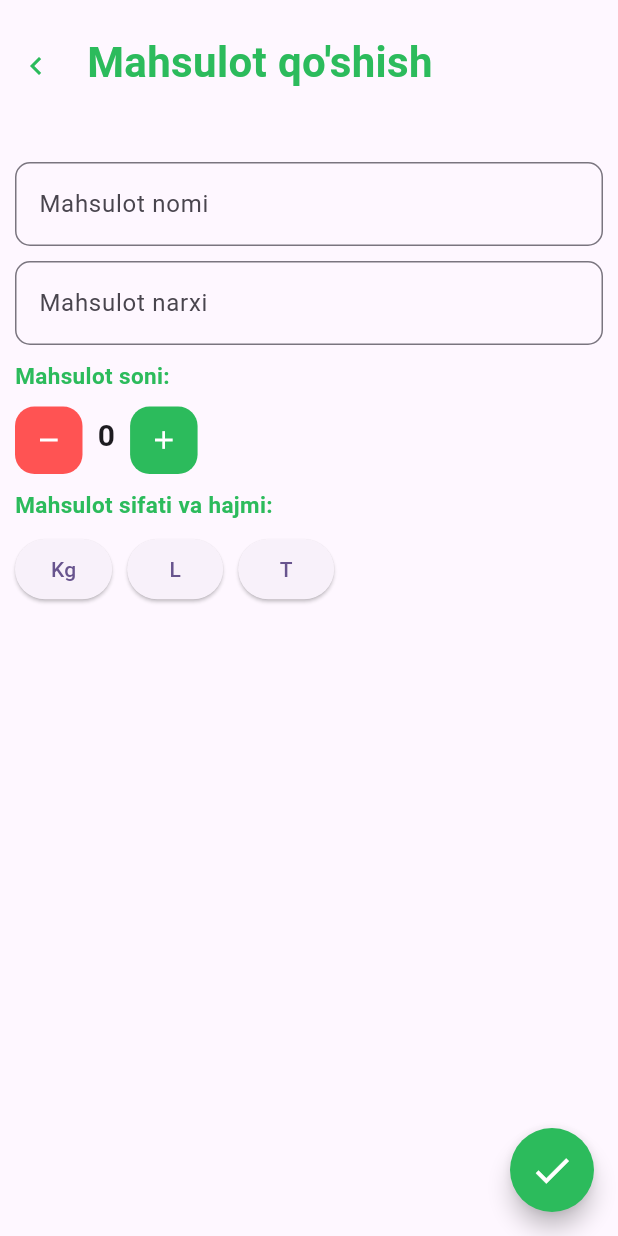
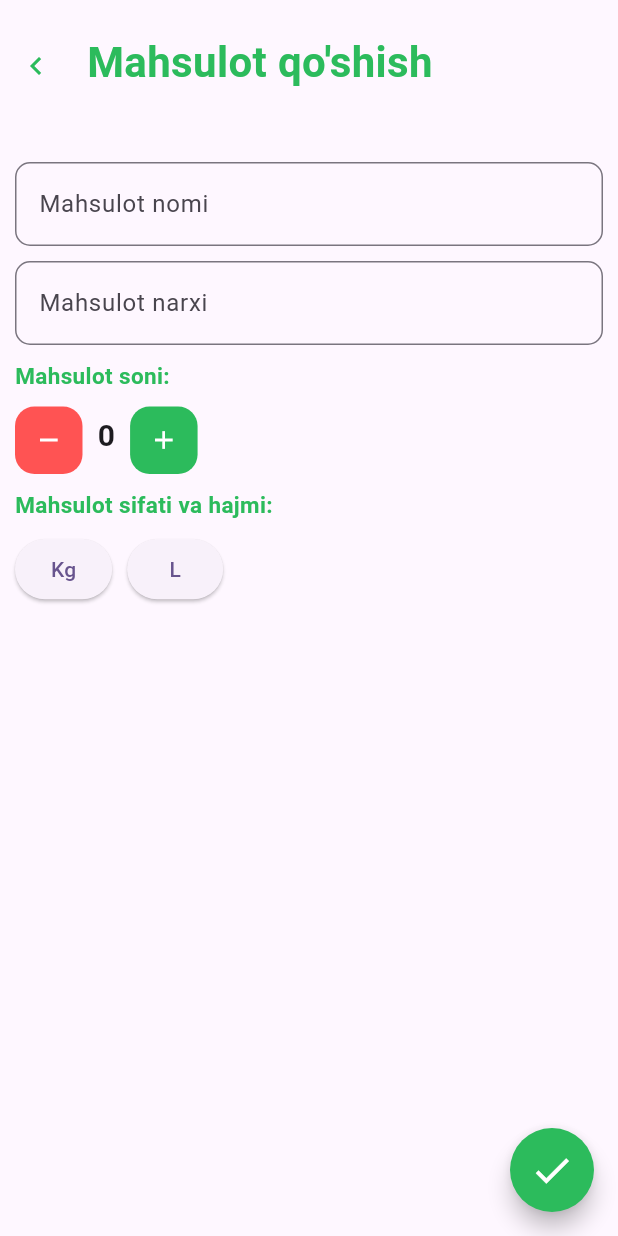
Before and after one commit to hayrullohdev/ombor, a Flutter app: the screen it shows after launch, after a tap on the "add" icon, on a phone screen of 412 x 824 dp. Run offline on Flutter 3.47's test engine with Material 2 defaults, Android fonts, the phone set to English and light mode, and no system bars.

Commit message:
formatter omborxona

```diff
--- a/lib/add_producment.dart
+++ b/lib/add_producment.dart
@@ -188,25 +188,11 @@ class _AddProducmentPageState extends State<AddProducmentPage> {
                   top: 10,
                   left: 10,
                 ),
-                child: GestureDetector(
-                  onTap: () {
-                    setState(() {
-                      count--;
-                      hide_count--;
-                      if (hide_count == -1) {
-                        hide_count = 1;
-                      }
-                      if (count == -1) {
-                        count = 0;
-                      }
-                    });
-                  },
-                  child: SizedBox(
-                    height: 45,
-                    child: Center(
-                      child: ElevatedButton(
-                          onPressed: () {}, child: const Text("Kg")),
-                    ),
+                child: SizedBox(
+                  height: 45,
+                  child: Center(
+                    child: ElevatedButton(
+                        onPressed: () {}, child: const Text("Kg")),
                   ),
                 ),
               ),
@@ -226,17 +212,6 @@ class _AddProducmentPageState extends State<AddProducmentPage> {
               ),
               const SizedBox(
                 width: 10,
-              ),
-              Padding(
-                padding: const EdgeInsets.only(
-                  top: 10,
-                ),
-                child: SizedBox(
-                  height: 45,
-                  child: Center(
-                      child: ElevatedButton(
-                          onPressed: () {}, child: const Text("T"))),
-                ),
               ),
             ],
           ),
--- a/lib/home.dart
+++ b/lib/home.dart
@@ -14,15 +14,13 @@ class _HomePageState extends State<HomePage> {
   @override
   Widget build(BuildContext context) {
     return Scaffold(
-      body: Column(
+      body: Padding(
+        padding: const EdgeInsets.all(10.0),
+        child: Column(
           children: [
             const Row(
               children: [
-              Padding(
-                padding: EdgeInsets.only(
-                  top: 15,
-                  left: 10,
-                ),
+                Expanded(
                   child: Text(
                     "Mahsulotlar",
                     style: TextStyle(
@@ -31,35 +29,17 @@ class _HomePageState extends State<HomePage> {
                         fontSize: 28),
                   ),
                 ),
-              SizedBox(
-                width: 50,
-              ),
                 Column(
                   children: [
-                  Padding(
-                    padding: EdgeInsets.only(
-                      top: 15,
-                      left: 10,
+                    Text(
+                      "Jami summa:",
+                      style:
+                          TextStyle(fontWeight: FontWeight.bold, fontSize: 15),
                     ),
-                    child: Text(
-                      "Jami summa:",
-                      style: TextStyle(
-                          fontWeight: FontWeight.bold,
-                          color: Color(0xFF2CBB5C),
-                          fontSize: 15),
-                    ),
-                  ),
-                  Padding(
-                    padding: EdgeInsets.only(
-                      left: 10,
-                    ),
-                    child: Text(
+                    Text(
                       "100 000 so'm",
-                      style: TextStyle(
-                          fontWeight: FontWeight.bold,
-                          color: Color(0xFF2CBB5C),
-                          fontSize: 15),
-                    ),
+                      style:
+                          TextStyle(fontWeight: FontWeight.bold, fontSize: 15),
                     ),
                   ],
                 ),
@@ -77,12 +57,7 @@ class _HomePageState extends State<HomePage> {
                     itemBuilder: (context, index) {
                       return Row(
                         children: [
-                        Padding(
-                          padding: const EdgeInsets.only(
-                            top: 15,
-                            left: 10,
-                          ),
-                          child: Container(
+                          Container(
                             height: 50,
                             width: 50,
                             decoration: const BoxDecoration(
@@ -99,7 +74,6 @@ class _HomePageState extends State<HomePage> {
                               child: Text(
                                 newData[index]["soni"].toString(),
                                 style: const TextStyle(color: Colors.white),
-                              ),
                               ),
                             ),
                           ),
@@ -128,9 +102,7 @@ class _HomePageState extends State<HomePage> {
                             ],
                           ),
                           const Spacer(),
-                        Padding(
-                          padding: const EdgeInsets.all(10.0),
-                          child: Row(
+                          Row(
                             children: [
                               const Text(
                                 "Narxi: ",
@@ -147,7 +119,6 @@ class _HomePageState extends State<HomePage> {
                               ),
                             ],
                           ),
-                        ),
                         ],
                       );
                     },
@@ -156,6 +127,7 @@ class _HomePageState extends State<HomePage> {
               ),
             ),
           ],
+        ),
       ),
       floatingActionButton: FloatingActionButton(
         shape: const CircleBorder(),
```
Lines whose indentation alone changed are shown as unchanged.
